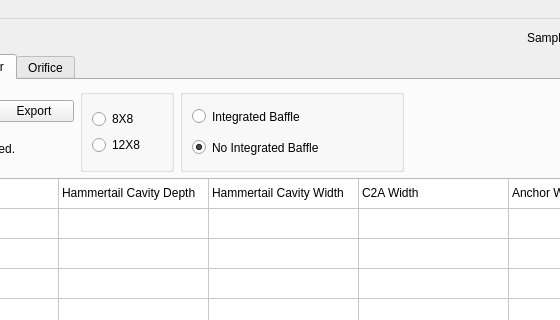
Qt form X8060gui.ui (Nicolas-fssw/X8060_gui) before a commit; both pictures show x 112 to 672 and y 0 to 320 of the 1099 by 584 pixel window.
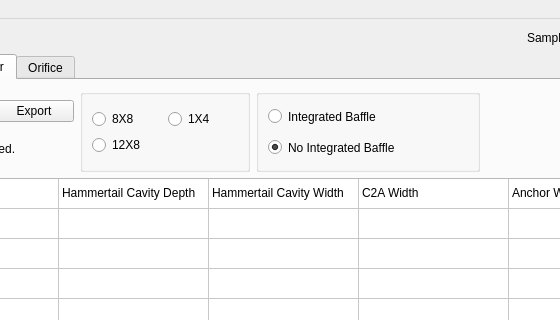
The same form after that commit. The open tabs and pages were chosen to show the change. Custom widgets are drawn as their Qt base class.

Commit message: adding 1X4 actuator geometry Gui stuff

```diff
--- a/X8060gui.ui
+++ b/X8060gui.ui
@@ -1213,7 +1213,7 @@
          <widget class="QGroupBox" name="groupBox_6">
           <property name="minimumSize">
            <size>
-            <width>69</width>
+            <width>140</width>
             <height>68</height>
            </size>
           </property>
@@ -1261,6 +1261,25 @@
                </property>
               </widget>
              </item>
+             <item row="0" column="1">
+              <widget class="QRadioButton" name="onebyfour_2">
+               <property name="minimumSize">
+                <size>
+                 <width>70</width>
+                 <height>20</height>
+                </size>
+               </property>
+               <property name="text">
+                <string>1X4</string>
+               </property>
+               <property name="checked">
+                <bool>false</bool>
+               </property>
+               <property name="autoExclusive">
+                <bool>true</bool>
+               </property>
+              </widget>
+             </item>
             </layout>
            </item>
           </layout>
```
Left out of the diff: 4 changed lines with no effect on the pictures. The commit also changes 1 other file.
